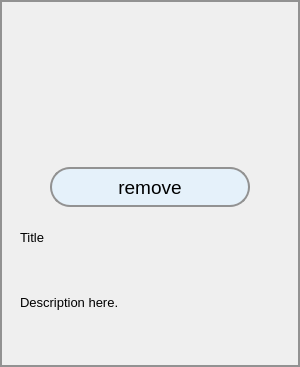
First picture: the form in copyclare/ui/video_card_my_ex.ui, repository MotionInput/Team14-CopyClare, before the edit.
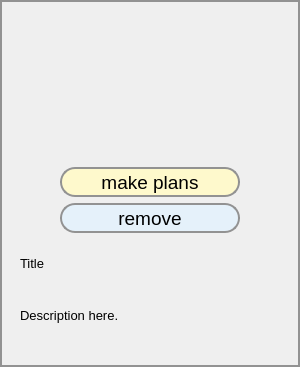
Second picture: the form after the edit.

Commit message: Fixed tutorial size in main_window and added button into exercise cards

What changed in the file:
```diff
--- a/copyclare/ui/video_card_my_ex.ui
+++ b/copyclare/ui/video_card_my_ex.ui
@@ -56,12 +56,44 @@
      </property>
     </widget>
    </item>
+   <item alignment="Qt::AlignHCenter">
+    <widget class="QPushButton" name="plan_btn">
+     <property name="minimumSize">
+      <size>
+       <width>180</width>
+       <height>30</height>
+      </size>
+     </property>
+     <property name="maximumSize">
+      <size>
+       <width>180</width>
+       <height>16777215</height>
+      </size>
+     </property>
+     <property name="font">
+      <font>
+       <family>Arial</family>
+       <pointsize>14</pointsize>
+       <weight>50</weight>
+       <bold>false</bold>
+      </font>
+     </property>
+     <property name="styleSheet">
+      <string notr="true">border-radius:15px; 
+background-color: #FEF9CC; 
+COLOR: #000000;</string>
+     </property>
+     <property name="text">
+      <string>make plans</string>
+     </property>
+    </widget>
+   </item>
    <item alignment="Qt::AlignHCenter">
     <widget class="QPushButton" name="remove_btn">
      <property name="minimumSize">
       <size>
-       <width>200</width>
-       <height>40</height>
+       <width>180</width>
+       <height>30</height>
       </size>
      </property>
      <property name="maximumSize">
@@ -77,7 +109,7 @@
       </font>
      </property>
      <property name="styleSheet">
-      <string notr="true">border-radius:20px; background-color: #E5F1FA; COLOR: #000000;</string>
+      <string notr="true">border-radius:15px; background-color: #E5F1FA; COLOR: #000000;</string>
      </property>
      <property name="text">
       <string>remove</string>
@@ -109,7 +141,7 @@
         <x>0</x>
         <y>0</y>
         <width>282</width>
-        <height>147</height>
+        <height>121</height>
        </rect>
       </property>
       <layout class="QVBoxLayout" name="verticalLayout_2">
```
The commit also changes 2 other files.
